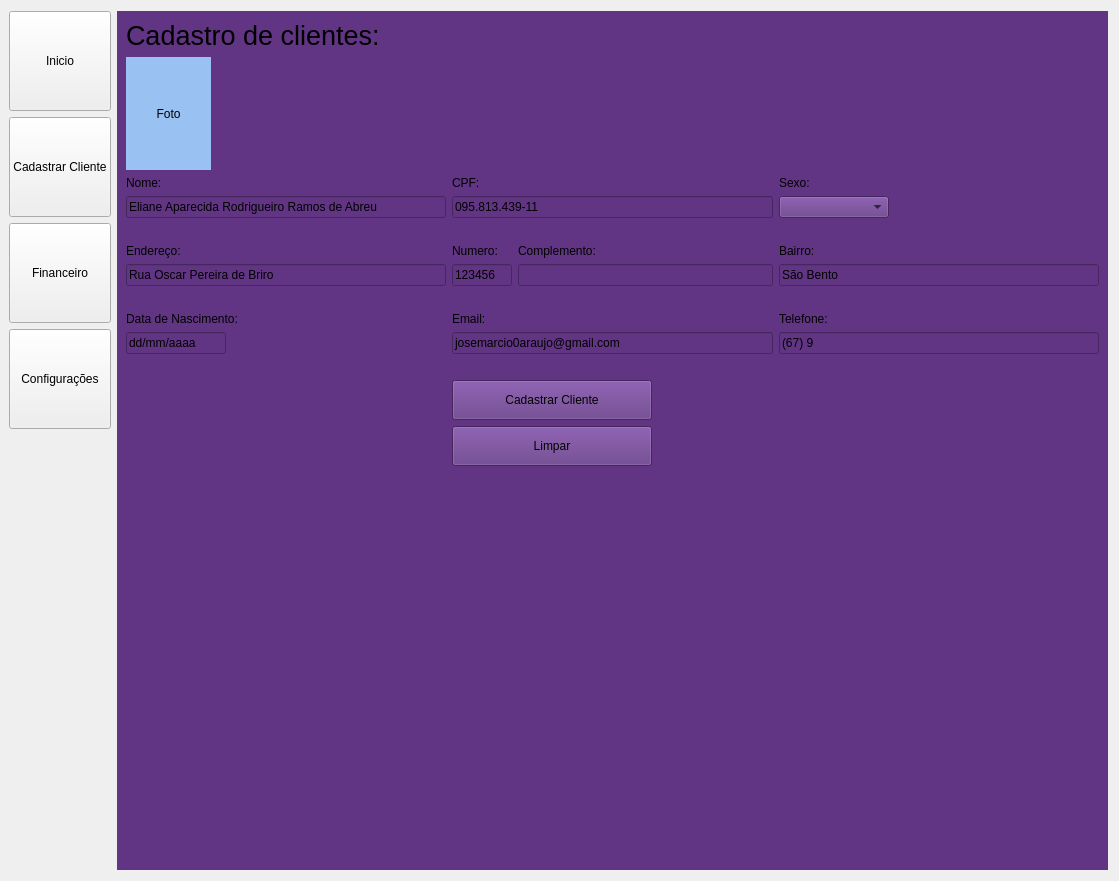
Before: the Qt Designer form ui_interface/principal.ui in Josemarcio15/sistema_academia, drawn with Qt 5.
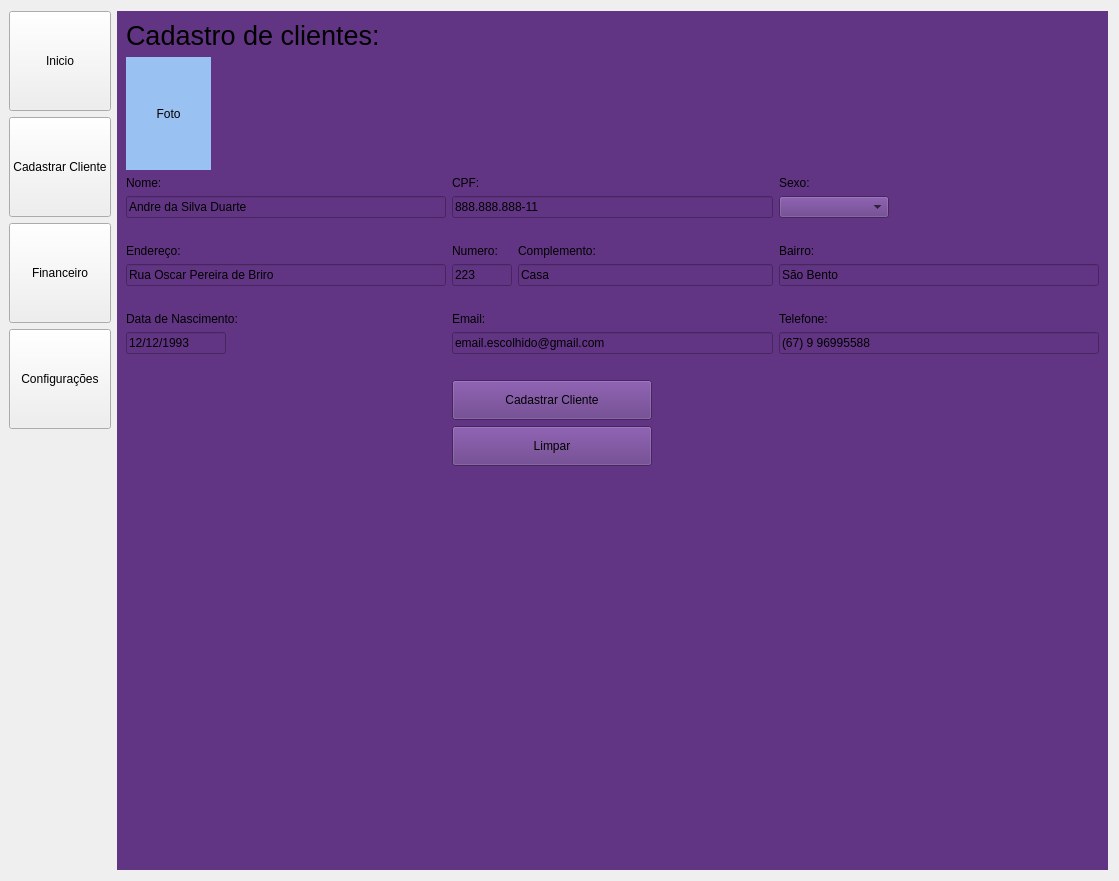
After: the same form once the commit is applied.

What changed in the file:
```diff
--- a/ui_interface/principal.ui
+++ b/ui_interface/principal.ui
@@ -222,7 +222,7 @@
             </size>
            </property>
            <property name="text">
-            <string>dd/mm/aaaa</string>
+            <string>12/12/1993</string>
            </property>
           </widget>
          </item>
@@ -260,7 +260,7 @@
        <item row="3" column="1">
         <widget class="QLineEdit" name="lineEdit_3">
          <property name="text">
-          <string>095.813.439-11</string>
+          <string>888.888.888-11</string>
          </property>
         </widget>
        </item>
@@ -375,7 +375,7 @@
        <item row="9" column="2">
         <widget class="QLineEdit" name="lineEdit_9">
          <property name="text">
-          <string>(67) 9 </string>
+          <string>(67) 9 96995588</string>
          </property>
         </widget>
        </item>
@@ -396,7 +396,7 @@
        <item row="9" column="1">
         <widget class="QLineEdit" name="lineEdit_8">
          <property name="text">
-          <string>josemarcio0araujo@gmail.com</string>
+          <string>email.escolhido@gmail.com</string>
          </property>
         </widget>
        </item>
@@ -424,12 +424,16 @@
             </size>
            </property>
            <property name="text">
-            <string>123456</string>
+            <string>223</string>
            </property>
           </widget>
          </item>
          <item row="0" column="1">
-          <widget class="QLineEdit" name="lineEdit_6"/>
+          <widget class="QLineEdit" name="cadastro_complemento_lineEdit">
+           <property name="text">
+            <string>Casa</string>
+           </property>
+          </widget>
          </item>
         </layout>
        </item>
@@ -486,7 +490,7 @@
        <item row="3" column="0">
         <widget class="QLineEdit" name="lineEdit">
          <property name="text">
-          <string>Eliane Aparecida Rodrigueiro Ramos de Abreu</string>
+          <string>Andre da Silva Duarte</string>
          </property>
         </widget>
        </item>
```
Left out of the diff: 58 changed lines with no effect on the pictures.
